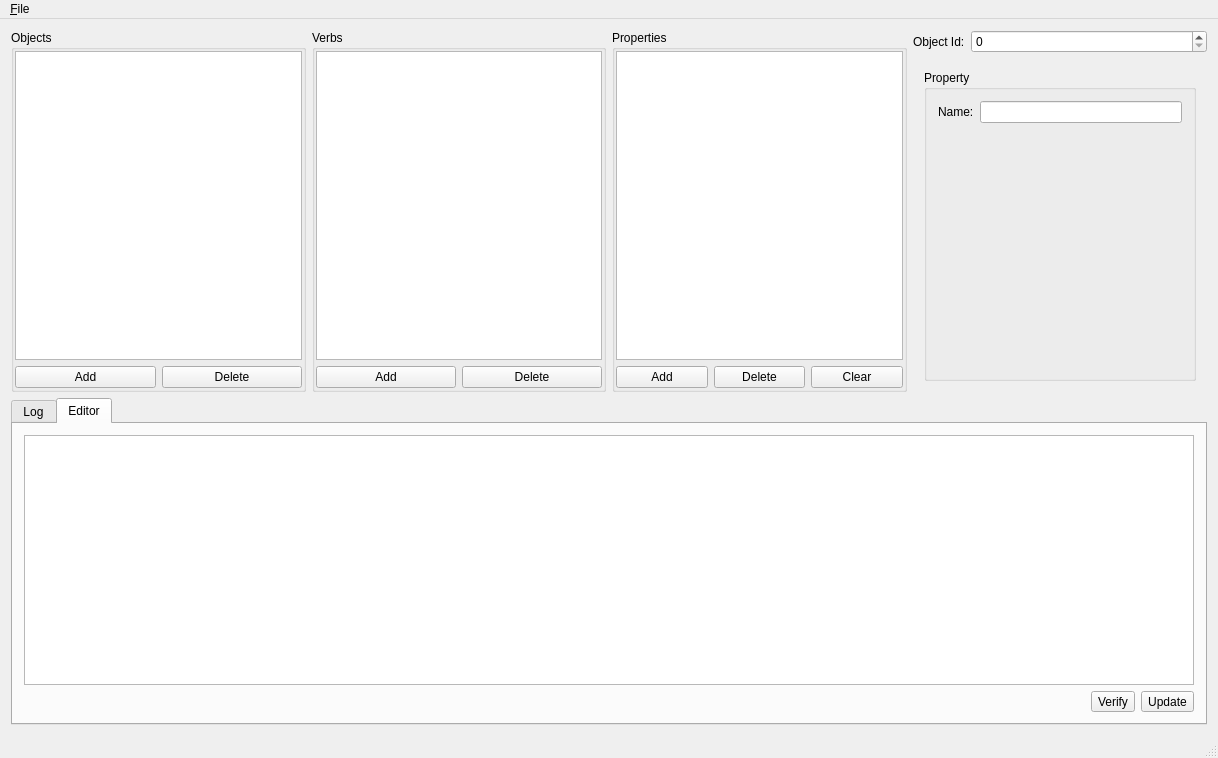
The window that Server/mainwindow.ui (bigfug/moo) describes before a commit, drawn with Qt 5.
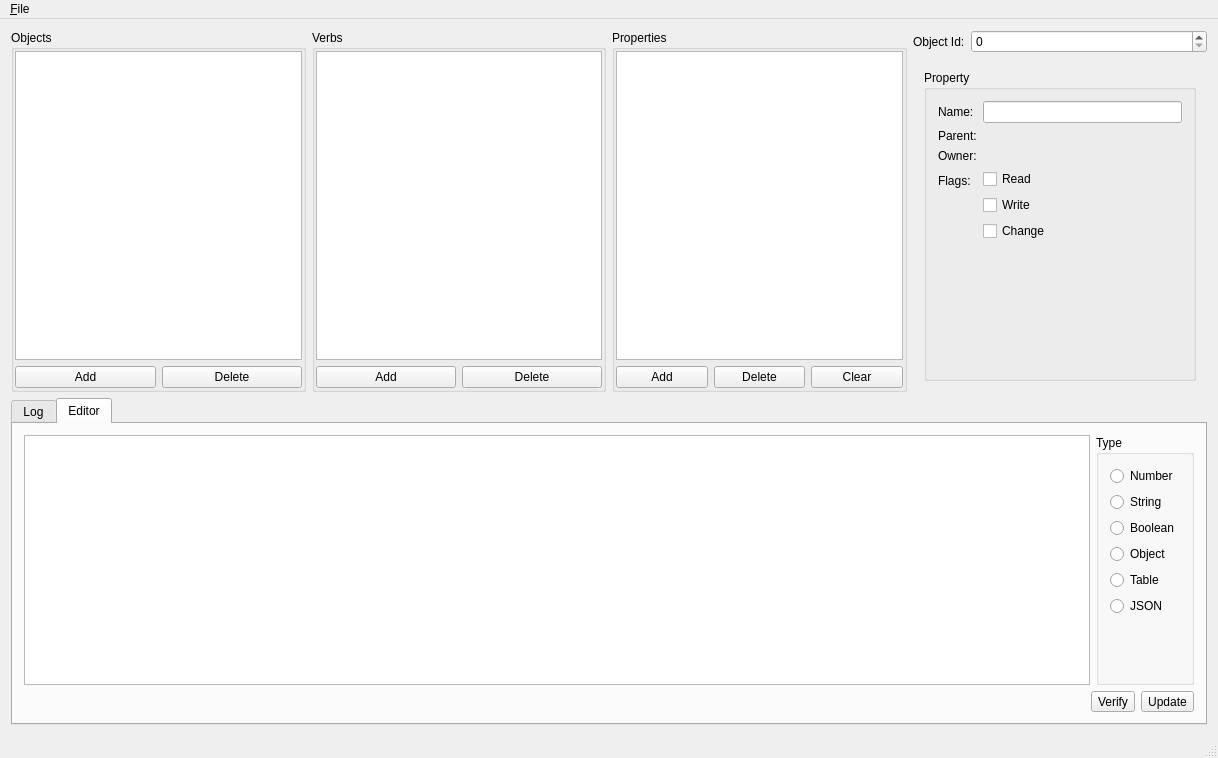
The same window after the commit. The open tabs and pages were chosen to show the change. Custom widgets are drawn as their Qt base class.

Commit message: Added Property GUI fields

Diff of the .ui file:
```diff
--- a/Server/mainwindow.ui
+++ b/Server/mainwindow.ui
@@ -479,6 +479,58 @@
                <item row="0" column="1">
                 <widget class="QLineEdit" name="mPropertyName"/>
                </item>
+               <item row="1" column="0">
+                <widget class="QLabel" name="label_15">
+                 <property name="text">
+                  <string>Parent:</string>
+                 </property>
+                </widget>
+               </item>
+               <item row="1" column="1">
+                <widget class="ObjectSelector" name="mPropertyParent" native="true"/>
+               </item>
+               <item row="2" column="0">
+                <widget class="QLabel" name="label_16">
+                 <property name="text">
+                  <string>Owner:</string>
+                 </property>
+                </widget>
+               </item>
+               <item row="2" column="1">
+                <widget class="ObjectSelector" name="mPropertyOwner" native="true"/>
+               </item>
+               <item row="3" column="0">
+                <widget class="QLabel" name="label_17">
+                 <property name="text">
+                  <string>Flags:</string>
+                 </property>
+                </widget>
+               </item>
+               <item row="3" column="1">
+                <layout class="QVBoxLayout" name="verticalLayout_13">
+                 <item>
+                  <widget class="QCheckBox" name="mPropertyRead">
+                   <property name="text">
+                    <string>Read</string>
+                   </property>
+                  </widget>
+                 </item>
+                 <item>
+                  <widget class="QCheckBox" name="mPropertyWrite">
+                   <property name="text">
+                    <string>Write</string>
+                   </property>
+                  </widget>
+                 </item>
+                 <item>
+                  <widget class="QCheckBox" name="mPropertyChange">
+                   <property name="text">
+                    <string>Change</string>
+                   </property>
+                  </widget>
+                 </item>
+                </layout>
+               </item>
               </layout>
              </widget>
             </item>
@@ -524,7 +576,75 @@
        </attribute>
        <layout class="QVBoxLayout" name="verticalLayout_8">
         <item>
-         <widget class="QPlainTextEdit" name="mTextEditor"/>
+         <layout class="QHBoxLayout" name="horizontalLayout_6">
+          <item>
+           <widget class="QPlainTextEdit" name="mTextEditor"/>
+          </item>
+          <item>
+           <widget class="QGroupBox" name="groupBox_6">
+            <property name="title">
+             <string>Type</string>
+            </property>
+            <layout class="QVBoxLayout" name="verticalLayout_14">
+             <item>
+              <widget class="QRadioButton" name="radioButton_2">
+               <property name="text">
+                <string>Number</string>
+               </property>
+              </widget>
+             </item>
+             <item>
+              <widget class="QRadioButton" name="radioButton_3">
+               <property name="text">
+                <string>String</string>
+               </property>
+              </widget>
+             </item>
+             <item>
+              <widget class="QRadioButton" name="radioButton_5">
+               <property name="text">
+                <string>Boolean</string>
+               </property>
+              </widget>
+             </item>
+             <item>
+              <widget class="QRadioButton" name="radioButton_6">
+               <property name="text">
+                <string>Object</string>
+               </property>
+              </widget>
+             </item>
+             <item>
+              <widget class="QRadioButton" name="radioButton">
+               <property name="text">
+                <string>Table</string>
+               </property>
+              </widget>
+             </item>
+             <item>
+              <widget class="QRadioButton" name="radioButton_4">
+               <property name="text">
+                <string>JSON</string>
+               </property>
+              </widget>
+             </item>
+             <item>
+              <spacer name="verticalSpacer">
+               <property name="orientation">
+                <enum>Qt::Vertical</enum>
+               </property>
+               <property name="sizeHint" stdset="0">
+                <size>
+                 <width>20</width>
+                 <height>40</height>
+                </size>
+               </property>
+              </spacer>
+             </item>
+            </layout>
+           </widget>
+          </item>
+         </layout>
         </item>
         <item>
          <layout class="QHBoxLayout" name="horizontalLayout_5">
```
Left out of the diff: 4 changed lines with no effect on the pictures.
